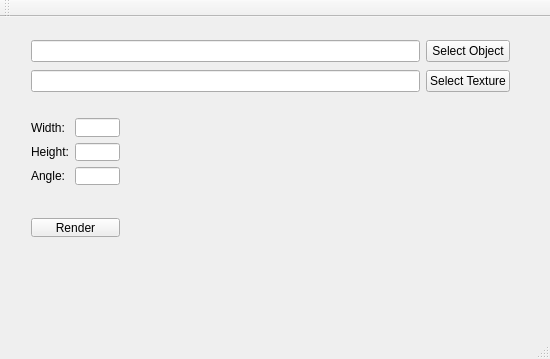
Old version of the form mainwindow.ui in the repository supernugy/Awesome2DGui.
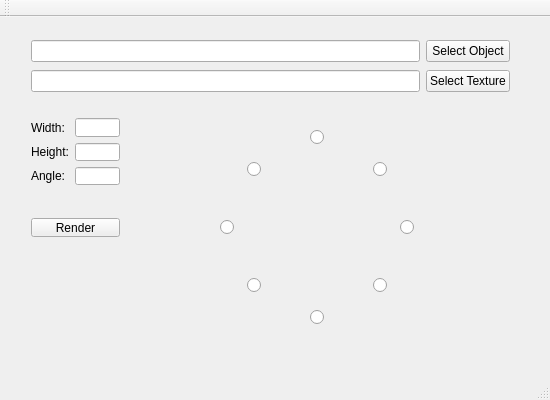
New version of the form.

Commit message: Added rotation buttons for 0, 45, 90, 135, 180, 225, 270 and 315.

Patch:
```diff
--- a/mainwindow.ui
+++ b/mainwindow.ui
@@ -7,7 +7,7 @@
     <x>0</x>
     <y>0</y>
     <width>550</width>
-    <height>359</height>
+    <height>400</height>
    </rect>
   </property>
   <property name="minimumSize">
@@ -132,6 +132,110 @@
      </item>
     </layout>
    </widget>
+   <widget class="QRadioButton" name="rotation0">
+    <property name="geometry">
+     <rect>
+      <x>310</x>
+      <y>110</y>
+      <width>21</width>
+      <height>21</height>
+     </rect>
+    </property>
+    <property name="text">
+     <string/>
+    </property>
+   </widget>
+   <widget class="QRadioButton" name="rotation45">
+    <property name="geometry">
+     <rect>
+      <x>373</x>
+      <y>142</y>
+      <width>21</width>
+      <height>21</height>
+     </rect>
+    </property>
+    <property name="text">
+     <string/>
+    </property>
+   </widget>
+   <widget class="QRadioButton" name="rotation90">
+    <property name="geometry">
+     <rect>
+      <x>400</x>
+      <y>200</y>
+      <width>21</width>
+      <height>21</height>
+     </rect>
+    </property>
+    <property name="text">
+     <string/>
+    </property>
+   </widget>
+   <widget class="QRadioButton" name="rotation135">
+    <property name="geometry">
+     <rect>
+      <x>373</x>
+      <y>258</y>
+      <width>21</width>
+      <height>21</height>
+     </rect>
+    </property>
+    <property name="text">
+     <string/>
+    </property>
+   </widget>
+   <widget class="QRadioButton" name="rotation180">
+    <property name="geometry">
+     <rect>
+      <x>310</x>
+      <y>290</y>
+      <width>21</width>
+      <height>21</height>
+     </rect>
+    </property>
+    <property name="text">
+     <string/>
+    </property>
+   </widget>
+   <widget class="QRadioButton" name="rotation225">
+    <property name="geometry">
+     <rect>
+      <x>247</x>
+      <y>258</y>
+      <width>21</width>
+      <height>21</height>
+     </rect>
+    </property>
+    <property name="text">
+     <string/>
+    </property>
+   </widget>
+   <widget class="QRadioButton" name="rotation270">
+    <property name="geometry">
+     <rect>
+      <x>220</x>
+      <y>200</y>
+      <width>21</width>
+      <height>21</height>
+     </rect>
+    </property>
+    <property name="text">
+     <string/>
+    </property>
+   </widget>
+   <widget class="QRadioButton" name="rotation315">
+    <property name="geometry">
+     <rect>
+      <x>247</x>
+      <y>142</y>
+      <width>21</width>
+      <height>21</height>
+     </rect>
+    </property>
+    <property name="text">
+     <string/>
+    </property>
+   </widget>
   </widget>
   <widget class="QMenuBar" name="menuBar">
    <property name="geometry">
```
